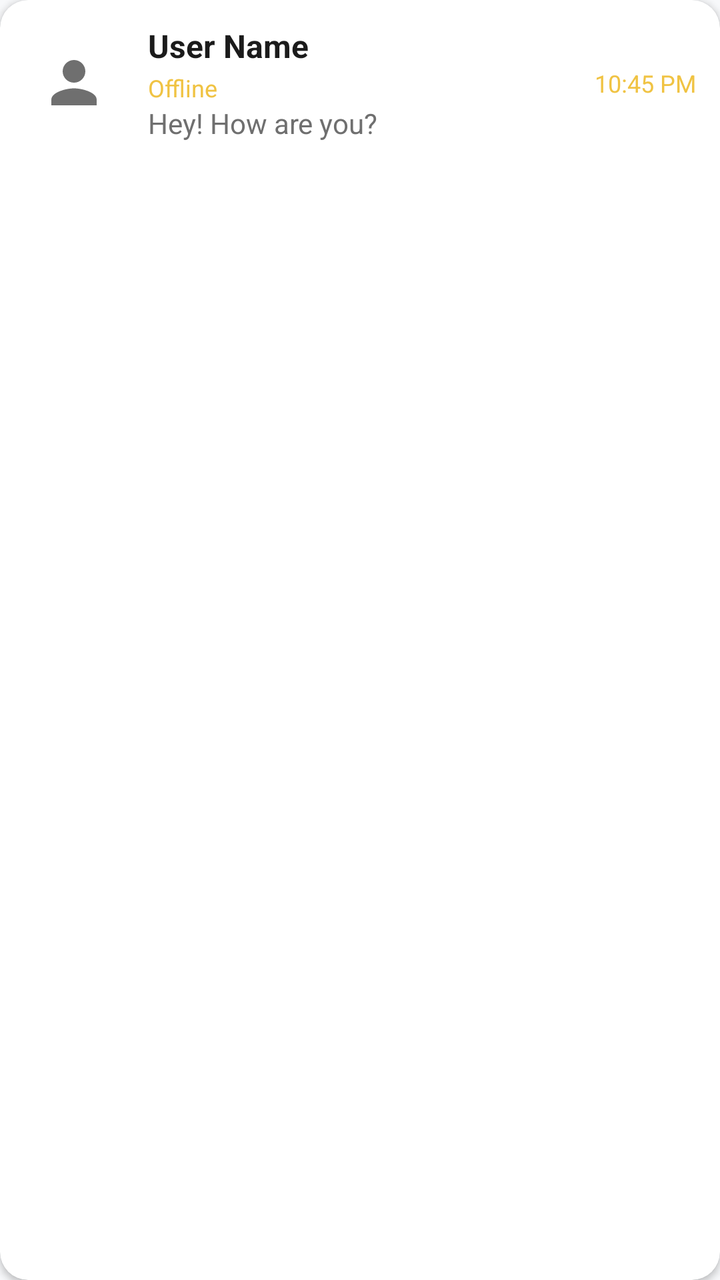
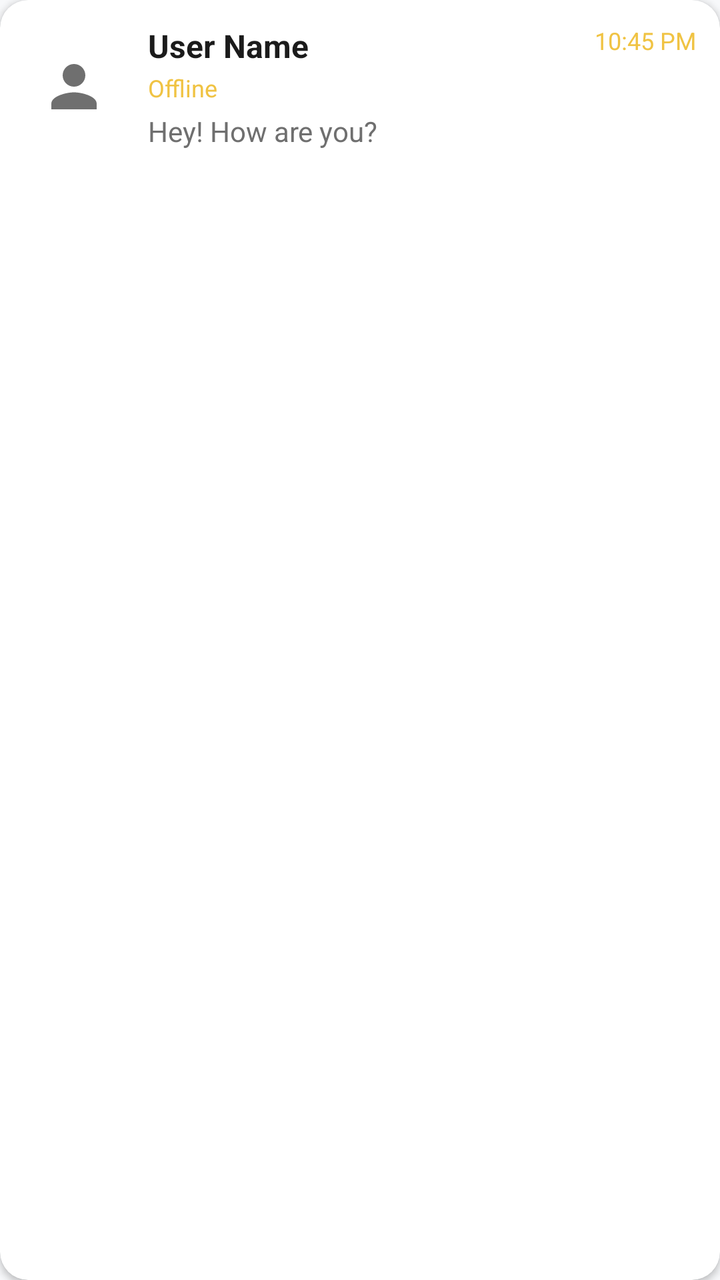

An Android layout rendered at two revisions. The XML below is the earlier revision; the diff shows what the commit changed to produce the second picture.
<!-- AndroidManifest.xml: application theme Theme.MainApplication -->
<!-- res/layout/item_chat_user.xml -->
<?xml version="1.0" encoding="utf-8"?>
<androidx.cardview.widget.CardView xmlns:android="http://schemas.android.com/apk/res/android"
    xmlns:app="http://schemas.android.com/apk/res-auto"
    android:layout_width="match_parent"
    android:layout_height="wrap_content"
    android:layout_marginHorizontal="12dp"
    android:layout_marginVertical="6dp"
    android:elevation="3dp"
    app:cardCornerRadius="14dp"
    app:cardBackgroundColor="@color/colorSurface">

    <LinearLayout
        android:layout_width="match_parent"
        android:layout_height="wrap_content"
        android:orientation="horizontal"
        android:padding="12dp"
        android:gravity="center_vertical">

        
        <ImageView
            android:id="@+id/imgProfile"
            android:layout_width="50dp"
            android:layout_height="50dp"
            android:src="@drawable/ic_person"
            android:background="@drawable/circle_bg"
            android:padding="8dp"
            android:layout_marginEnd="12dp" />

        
        <LinearLayout
            android:layout_width="0dp"
            android:layout_height="wrap_content"
            android:layout_weight="1"
            android:orientation="vertical">

            <TextView
                android:id="@+id/tvUsername"
                android:layout_width="wrap_content"
                android:layout_height="wrap_content"
                android:text="User Name"
                android:textColor="@color/colorTextPrimary"
                android:textSize="16sp"
                android:textStyle="bold" />

            <TextView
                android:id="@+id/tvOnlineStatus"
                android:layout_width="wrap_content"
                android:layout_height="wrap_content"
                android:text="Offline"
                android:textSize="12sp"
                android:textColor="@color/colorAccent"
                android:layout_marginTop="2dp"/>
            <TextView
                android:id="@+id/tvLastMessage"
                android:layout_width="wrap_content"
                android:layout_height="wrap_content"
                android:text="Hey! How are you?"
                android:textColor="@color/colorTextSecondary"
                android:textSize="14sp"
                android:ellipsize="end"
                android:maxLines="1" />
        </LinearLayout>

        
        <TextView
            android:id="@+id/tvTimestamp"
            android:layout_width="wrap_content"
            android:layout_height="wrap_content"
            android:text="10:45 PM"
            android:textSize="12sp"
            android:textColor="@color/colorAccent"
            android:layout_marginStart="8dp" />
    </LinearLayout>
</androidx.cardview.widget.CardView>
<!-- resources referenced by this layout -->
<resources>
  <color name="colorAccent">#F0C343</color>
  <color name="colorSurface">#FFFFFF</color>
  <color name="colorTextPrimary">#1B1B1B</color>
  <color name="colorTextSecondary">#6F6F6F</color>
  <!-- drawable circle_bg (drawable) -->
  <shape xmlns:android="http://schemas.android.com/apk/res/android"
      android:shape="oval">
      <solid android:color="@color/colorSurface" />
      <size android:width="90dp" android:height="90dp" />
  </shape>
  <!-- drawable ic_person (drawable) -->
  <vector xmlns:android="http://schemas.android.com/apk/res/android"
      android:width="24dp"
      android:height="24dp"
      android:viewportWidth="24"
      android:viewportHeight="24">
      <path
          android:fillColor="@color/colorTextSecondary"
          android:pathData="M12,12c2.21,0,4,-1.79,4,-4s-1.79,-4,-4,-4 -4,1.79,-4,4 1.79,4,4,4zM12,14c-2.67,0,-8,1.34,-8,4v2h16v-2c0,-2.66,-5.33,-4,-8,-4z" />
  </vector>
  <style name="Theme.MainApplication" parent="Theme.MaterialComponents.DayNight.NoActionBar">
          
          <item name="colorPrimary">@color/colorPrimary</item>
          <item name="colorPrimaryVariant">@color/colorPrimaryVariant</item>
          <item name="colorAccent">@color/colorAccent</item>
          <item name="colorOnPrimary">@android:color/white</item>
  
          
          <item name="android:colorBackground">@color/colorBackground</item>
          <item name="colorSurface">@color/colorSurface</item>
  
          
          <item name="android:textColorPrimary">@color/colorTextPrimary</item>
          <item name="android:textColorSecondary">@color/colorTextSecondary</item>
  
          
          <item name="android:statusBarColor">@color/colorPrimaryVariant</item>
          <item name="android:navigationBarColor">@color/colorPrimaryVariant</item>
  
          
          <item name="toolbarStyle">@style/Widget.CustomToolbar</item>
      </style>
  <color name="colorPrimary">#1E2A78</color>
  <color name="colorPrimaryVariant">#3700B3</color>
  <color name="colorBackground">#F7F8FA</color>
  <style name="Widget.CustomToolbar" parent="Widget.MaterialComponents.Toolbar">
          <item name="android:background">@color/colorPrimary</item>
          <item name="titleTextColor">@android:color/white</item>
          <item name="subtitleTextColor">@color/colorSecondary</item>
      </style>
  <color name="colorSecondary">#E9E7FF</color>
</resources>

<!-- the commit's change to res/layout/item_chat_user.xml (unified diff, before → after) -->
@@ -1,20 +1,21 @@
 <?xml version="1.0" encoding="utf-8"?>
-<androidx.cardview.widget.CardView xmlns:android="http://schemas.android.com/apk/res/android"
+<androidx.cardview.widget.CardView
+    xmlns:android="http://schemas.android.com/apk/res/android"
     xmlns:app="http://schemas.android.com/apk/res-auto"
     android:layout_width="match_parent"
     android:layout_height="wrap_content"
     android:layout_marginHorizontal="12dp"
     android:layout_marginVertical="6dp"
-    android:elevation="3dp"
     app:cardCornerRadius="14dp"
-    app:cardBackgroundColor="@color/colorSurface">
+    android:elevation="2dp"
+    app:cardBackgroundColor="@color/colorSurface"
+    android:clickable="true"
+    android:foreground="?attr/selectableItemBackground">
 
-    <LinearLayout
+    <RelativeLayout
         android:layout_width="match_parent"
         android:layout_height="wrap_content"
-        android:orientation="horizontal"
-        android:padding="12dp"
-        android:gravity="center_vertical">
+        android:padding="12dp">
 
         
         <ImageView
@@ -24,51 +25,69 @@
             android:src="@drawable/ic_person"
             android:background="@drawable/circle_bg"
             android:padding="8dp"
-            android:layout_marginEnd="12dp" />
+            android:layout_alignParentStart="true"
+            android:layout_centerVertical="true" />
 
         
-        <LinearLayout
-            android:layout_width="0dp"
+        <View
+            android:id="@+id/onlineIndicator"
+            android:layout_width="10dp"
+            android:layout_height="10dp"
+            android:layout_alignEnd="@id/imgProfile"
+            android:layout_alignBottom="@id/imgProfile"
+            android:background="@drawable/online_dot"
+            android:visibility="gone" />
+
+        
+        <TextView
+            android:id="@+id/tvUsername"
+            android:layout_width="wrap_content"
             android:layout_height="wrap_content"
-            android:layout_weight="1"
-            android:orientation="vertical">
-
-            <TextView
-                android:id="@+id/tvUsername"
-                android:layout_width="wrap_content"
-                android:layout_height="wrap_content"
-                android:text="User Name"
-                android:textColor="@color/colorTextPrimary"
-                android:textSize="16sp"
-                android:textStyle="bold" />
-
-            <TextView
-                android:id="@+id/tvOnlineStatus"
-                android:layout_width="wrap_content"
-                android:layout_height="wrap_content"
-                android:text="Offline"
-                android:textSize="12sp"
-                android:textColor="@color/colorAccent"
-                android:layout_marginTop="2dp"/>
-            <TextView
-                android:id="@+id/tvLastMessage"
-                android:layout_width="wrap_content"
-                android:layout_height="wrap_content"
-                android:text="Hey! How are you?"
-                android:textColor="@color/colorTextSecondary"
-                android:textSize="14sp"
-                android:ellipsize="end"
-                android:maxLines="1" />
-        </LinearLayout>
+            android:layout_toEndOf="@id/imgProfile"
+            android:layout_marginStart="12dp"
+            android:text="User Name"
+            android:textSize="16sp"
+            android:textStyle="bold"
+            android:textColor="@color/colorTextPrimary" />
 
         
         <TextView
             android:id="@+id/tvTimestamp"
             android:layout_width="wrap_content"
             android:layout_height="wrap_content"
+            android:layout_alignParentEnd="true"
             android:text="10:45 PM"
             android:textSize="12sp"
-            android:textColor="@color/colorAccent"
-            android:layout_marginStart="8dp" />
-    </LinearLayout>
+            android:textColor="@color/colorAccent" />
+
+        
+        <TextView
+            android:id="@+id/tvOnlineStatus"
+            android:layout_width="wrap_content"
+            android:layout_height="wrap_content"
+            android:layout_below="@id/tvUsername"
+            android:layout_toEndOf="@id/imgProfile"
+            android:layout_marginStart="12dp"
+            android:layout_marginTop="2dp"
+            android:text="Offline"
+            android:textSize="12sp"
+            android:textColor="@color/colorAccent" />
+
+        
+        <TextView
+            android:id="@+id/tvLastMessage"
+            android:layout_width="match_parent"
+            android:layout_height="wrap_content"
+            android:layout_below="@id/tvOnlineStatus"
+            android:layout_toEndOf="@id/imgProfile"
+            android:layout_toStartOf="@id/tvTimestamp"
+            android:layout_marginStart="12dp"
+            android:layout_marginTop="4dp"
+            android:text="Hey! How are you?"
+            android:textSize="14sp"
+            android:textColor="@color/colorTextSecondary"
+            android:maxLines="1"
+            android:ellipsize="end" />
+    </RelativeLayout>
+
 </androidx.cardview.widget.CardView>
<!-- resource entries referenced after the edit -->
@@ -20,6 +20,10 @@
           android:fillColor="@color/colorTextSecondary"
           android:pathData="M12,12c2.21,0,4,-1.79,4,-4s-1.79,-4,-4,-4 -4,1.79,-4,4 1.79,4,4,4zM12,14c-2.67,0,-8,1.34,-8,4v2h16v-2c0,-2.66,-5.33,-4,-8,-4z" />
   </vector>
+  <!-- drawable online_dot (drawable) -->
+  <shape xmlns:android="http://schemas.android.com/apk/res/android" android:shape="oval">
+      <solid android:color="#00FF00" />
+  </shape>
   <style name="Theme.MainApplication" parent="Theme.MaterialComponents.DayNight.NoActionBar">
           
           <item name="colorPrimary">@color/colorPrimary</item>
